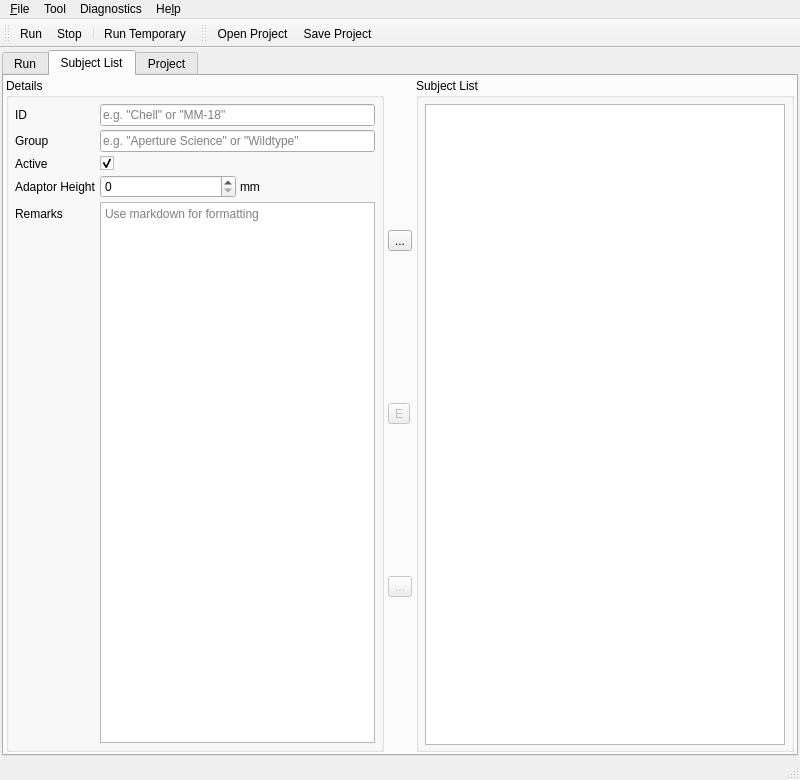
syntalos/syntalos, file src/mainwindow.ui: the form before one commit.
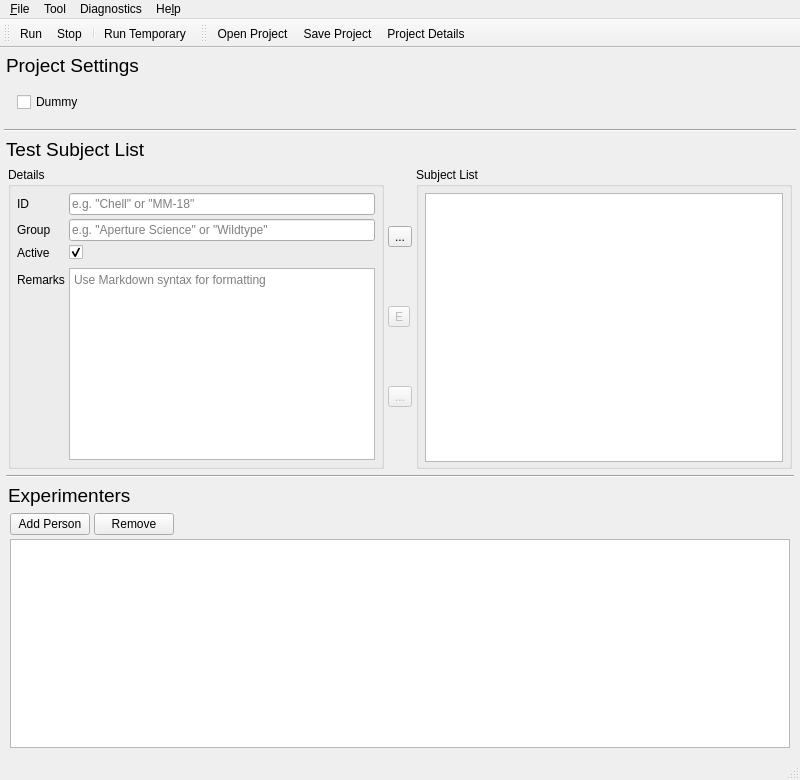
The form after the commit. The open tabs and pages were chosen to show the change. Icons and pictures are not drawn. Custom widgets are drawn as their Qt base class.

Commit message: Use much less space for main controls in UI, move project details to new page

The edit to the form file:
```diff
--- a/src/mainwindow.ui
+++ b/src/mainwindow.ui
@@ -35,23 +35,8 @@
      <number>2</number>
     </property>
     <item>
-     <widget class="QTabWidget" name="tabWidget">
-      <property name="minimumSize">
-       <size>
-        <width>0</width>
-        <height>200</height>
-       </size>
-      </property>
-      <property name="tabPosition">
-       <enum>QTabWidget::North</enum>
-      </property>
-      <property name="currentIndex">
-       <number>0</number>
-      </property>
-      <widget class="QWidget" name="tabGeneral">
-       <attribute name="title">
-        <string>Run</string>
-       </attribute>
+     <widget class="QStackedWidget" name="stackedWidget">
+      <widget class="QWidget" name="pageMain">
        <layout class="QVBoxLayout" name="verticalLayout_16">
         <property name="spacing">
          <number>2</number>
@@ -691,10 +676,126 @@
         </item>
        </layout>
       </widget>
-      <widget class="QWidget" name="tabTestSubjects">
-       <attribute name="title">
-        <string>Subject List</string>
-       </attribute>
+      <widget class="QWidget" name="pageProject">
+       <layout class="QVBoxLayout" name="verticalLayout_2">
+        <property name="spacing">
+         <number>4</number>
+        </property>
+        <property name="leftMargin">
+         <number>2</number>
+        </property>
+        <property name="topMargin">
+         <number>2</number>
+        </property>
+        <property name="rightMargin">
+         <number>2</number>
+        </property>
+        <property name="bottomMargin">
+         <number>2</number>
+        </property>
+        <item>
+         <widget class="QWidget" name="widget_6" native="true">
+          <property name="sizePolicy">
+           <sizepolicy hsizetype="Preferred" vsizetype="Maximum">
+            <horstretch>0</horstretch>
+            <verstretch>0</verstretch>
+           </sizepolicy>
+          </property>
+          <layout class="QVBoxLayout" name="verticalLayout_3">
+           <property name="spacing">
+            <number>4</number>
+           </property>
+           <property name="leftMargin">
+            <number>2</number>
+           </property>
+           <property name="topMargin">
+            <number>2</number>
+           </property>
+           <property name="rightMargin">
+            <number>2</number>
+           </property>
+           <property name="bottomMargin">
+            <number>2</number>
+           </property>
+           <item>
+            <widget class="QLabel" name="label_2">
+             <property name="font">
+              <font>
+               <pointsize>14</pointsize>
+              </font>
+             </property>
+             <property name="text">
+              <string>Project Settings</string>
+             </property>
+            </widget>
+           </item>
+           <item>
+            <widget class="QWidget" name="widgetProjectSettings" native="true">
+             <property name="sizePolicy">
+              <sizepolicy hsizetype="Preferred" vsizetype="Expanding">
+               <horstretch>0</horstretch>
+               <verstretch>0</verstretch>
+              </sizepolicy>
+             </property>
+             <layout class="QVBoxLayout" name="verticalLayout_5">
+              <item>
+               <widget class="QCheckBox" name="checkBox">
+                <property name="text">
+                 <string>Dummy</string>
+                </property>
+               </widget>
+              </item>
+             </layout>
+            </widget>
+           </item>
+          </layout>
+         </widget>
+        </item>
+        <item>
+         <widget class="Line" name="line_2">
+          <property name="orientation">
+           <enum>Qt::Horizontal</enum>
+          </property>
+         </widget>
+        </item>
+        <item>
+         <widget class="QWidget" name="widget_7" native="true">
+          <layout class="QVBoxLayout" name="verticalLayout_6">
+           <property name="spacing">
+            <number>4</number>
+           </property>
+           <property name="leftMargin">
+            <number>2</number>
+           </property>
+           <property name="topMargin">
+            <number>2</number>
+           </property>
+           <property name="rightMargin">
+            <number>2</number>
+           </property>
+           <property name="bottomMargin">
+            <number>2</number>
+           </property>
+           <item>
+            <widget class="QLabel" name="label_3">
+             <property name="font">
+              <font>
+               <pointsize>14</pointsize>
+              </font>
+             </property>
+             <property name="text">
+              <string>Test Subject List</string>
+             </property>
+            </widget>
+           </item>
+           <item>
+            <widget class="QWidget" name="widgetTestSubjectList" native="true">
+             <property name="sizePolicy">
+              <sizepolicy hsizetype="Preferred" vsizetype="Expanding">
+               <horstretch>0</horstretch>
+               <verstretch>0</verstretch>
+              </sizepolicy>
+             </property>
        <layout class="QHBoxLayout" name="horizontalLayout_11">
         <property name="spacing">
          <number>2</number>
@@ -806,13 +907,6 @@
                </property>
               </widget>
              </item>
-             <item row="4" column="0">
-              <widget class="QLabel" name="adaptorHeightLabel">
-               <property name="text">
-                <string>Adaptor Height</string>
-               </property>
-              </widget>
-             </item>
              <item row="4" column="1">
               <widget class="QWidget" name="adaptorHeightWidget" native="true">
                <property name="minimumSize">
@@ -837,20 +931,6 @@
                 <property name="bottomMargin">
                  <number>0</number>
                 </property>
-                <item>
-                 <widget class="QSpinBox" name="adaptorHeightSpinBox">
-                  <property name="maximum">
-                   <number>999</number>
-                  </property>
-                 </widget>
-                </item>
-                <item>
-                 <widget class="QLabel" name="label">
-                  <property name="text">
-                   <string>mm</string>
-                  </property>
-                 </widget>
-                </item>
                </layout>
               </widget>
              </item>
@@ -864,7 +944,7 @@
              <item row="5" column="1">
               <widget class="QPlainTextEdit" name="remarksTextEdit">
                <property name="placeholderText">
-                <string>Use markdown for formatting</string>
+                      <string>Use Markdown syntax for formatting</string>
                </property>
               </widget>
              </item>
@@ -962,11 +1042,17 @@
         </item>
        </layout>
       </widget>
-      <widget class="QWidget" name="tabSettings">
-       <attribute name="title">
-        <string>Project</string>
-       </attribute>
-       <layout class="QVBoxLayout" name="verticalLayout_2">
+           </item>
+           <item>
+            <widget class="Line" name="line_3">
+             <property name="orientation">
+              <enum>Qt::Horizontal</enum>
+             </property>
+            </widget>
+           </item>
+           <item>
+            <widget class="QWidget" name="widget_8" native="true">
+             <layout class="QVBoxLayout" name="verticalLayout_8">
         <property name="spacing">
          <number>4</number>
         </property>
@@ -983,25 +1069,93 @@
          <number>2</number>
         </property>
         <item>
-         <widget class="QLabel" name="label_2">
+               <widget class="QLabel" name="label_4">
           <property name="font">
            <font>
             <pointsize>14</pointsize>
            </font>
           </property>
           <property name="text">
-           <string>Project Settings</string>
+                 <string>Experimenters</string>
           </property>
          </widget>
         </item>
         <item>
-         <widget class="QWidget" name="widget_6" native="true">
-          <property name="sizePolicy">
-           <sizepolicy hsizetype="Preferred" vsizetype="Expanding">
-            <horstretch>0</horstretch>
-            <verstretch>0</verstretch>
-           </sizepolicy>
-          </property>
+               <widget class="QWidget" name="widgetExperimenters" native="true">
+                <layout class="QVBoxLayout" name="verticalLayout_7">
+                 <property name="spacing">
+                  <number>4</number>
+                 </property>
+                 <property name="leftMargin">
+                  <number>2</number>
+                 </property>
+                 <property name="topMargin">
+                  <number>2</number>
+                 </property>
+                 <property name="rightMargin">
+                  <number>2</number>
+                 </property>
+                 <property name="bottomMargin">
+                  <number>2</number>
+                 </property>
+                 <item>
+                  <widget class="QWidget" name="widget_9" native="true">
+                   <layout class="QHBoxLayout" name="horizontalLayout_13">
+                    <property name="spacing">
+                     <number>4</number>
+                    </property>
+                    <property name="leftMargin">
+                     <number>0</number>
+                    </property>
+                    <property name="topMargin">
+                     <number>0</number>
+                    </property>
+                    <property name="rightMargin">
+                     <number>0</number>
+                    </property>
+                    <property name="bottomMargin">
+                     <number>0</number>
+                    </property>
+                    <item>
+                     <widget class="QPushButton" name="pushButton">
+                      <property name="text">
+                       <string>Add Person</string>
+                      </property>
+                     </widget>
+                    </item>
+                    <item>
+                     <widget class="QPushButton" name="pushButton_2">
+                      <property name="text">
+                       <string>Remove</string>
+                      </property>
+                     </widget>
+                    </item>
+                    <item>
+                     <spacer name="horizontalSpacer">
+                      <property name="orientation">
+                       <enum>Qt::Horizontal</enum>
+                      </property>
+                      <property name="sizeHint" stdset="0">
+                       <size>
+                        <width>40</width>
+                        <height>20</height>
+                       </size>
+                      </property>
+                     </spacer>
+                    </item>
+                   </layout>
+                  </widget>
+                 </item>
+                 <item>
+                  <widget class="QListWidget" name="listWidget"/>
+                 </item>
+                </layout>
+               </widget>
+              </item>
+             </layout>
+            </widget>
+           </item>
+          </layout>
          </widget>
         </item>
        </layout>
@@ -1112,6 +1266,7 @@
    </attribute>
    <addaction name="actionProjectOpen"/>
    <addaction name="actionProjectSave"/>
+   <addaction name="actionProjectDetails"/>
   </widget>
   <widget class="QToolBar" name="toolbarVSpacing">
    <property name="windowTitle">
@@ -1286,6 +1441,21 @@
     <string>System</string>
    </property>
   </action>
+  <action name="actionProjectDetails">
+   <property name="checkable">
+    <bool>true</bool>
+   </property>
+   <property name="icon">
+    <iconset resource="../data/resources.qrc">
+     <normaloff>:/icons/project-settings</normaloff>:/icons/project-settings</iconset>
+   </property>
+   <property name="text">
+    <string>Project Details</string>
+   </property>
+   <property name="toolTip">
+    <string>Project Details</string>
+   </property>
+  </action>
  </widget>
  <layoutdefault spacing="6" margin="11"/>
  <customwidgets>
```
Lines whose indentation alone changed are shown as unchanged. The commit also changes 4 other files.
